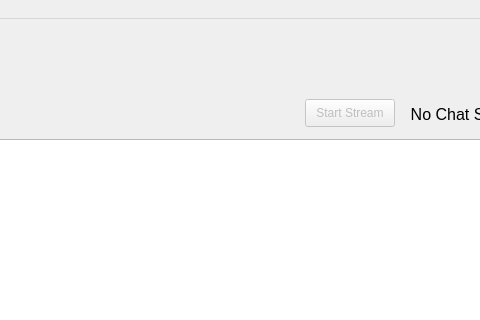
Above: Client/chat_gui.ui from ClassVoid/encrypted-chat before the change; both pictures show x 465 to 945 and y 0 to 320 of the 1134 by 830 pixel window. Below: the same form after it.
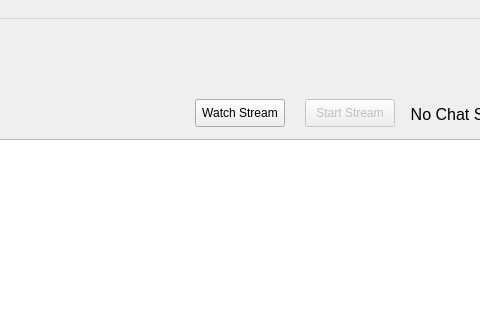
That is the form after the change.

Patch:
```diff
--- a/Client/chat_gui.ui
+++ b/Client/chat_gui.ui
@@ -15,6 +15,9 @@
   </property>
   <widget class="QWidget" name="centralwidget">
    <widget class="QStackedWidget" name="stackedWidget">
+    <property name="enabled">
+     <bool>true</bool>
+    </property>
     <property name="geometry">
      <rect>
       <x>-10</x>
@@ -264,6 +267,19 @@
        <string>Start Stream</string>
       </property>
      </widget>
+     <widget class="QPushButton" name="pushButton_4">
+      <property name="geometry">
+       <rect>
+        <x>670</x>
+        <y>80</y>
+        <width>90</width>
+        <height>28</height>
+       </rect>
+      </property>
+      <property name="text">
+       <string>Watch Stream</string>
+      </property>
+     </widget>
     </widget>
    </widget>
   </widget>
```
